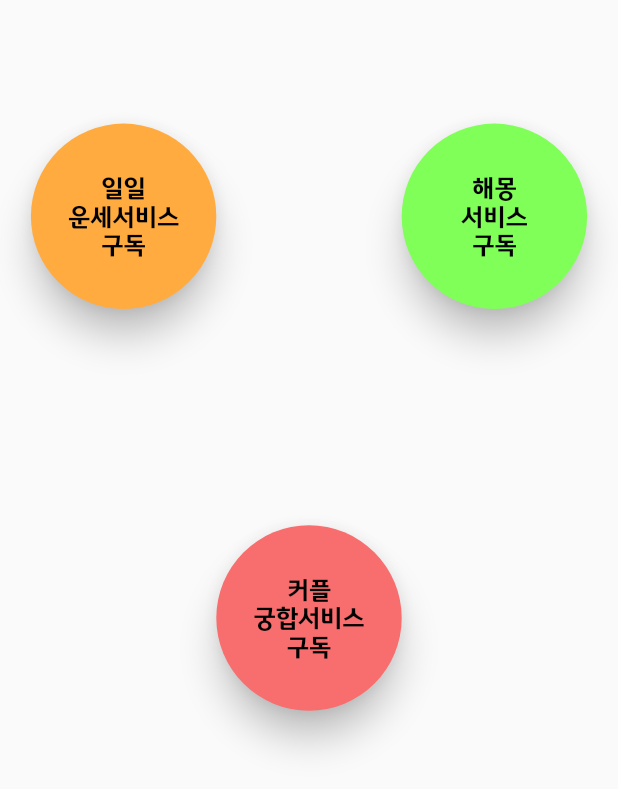
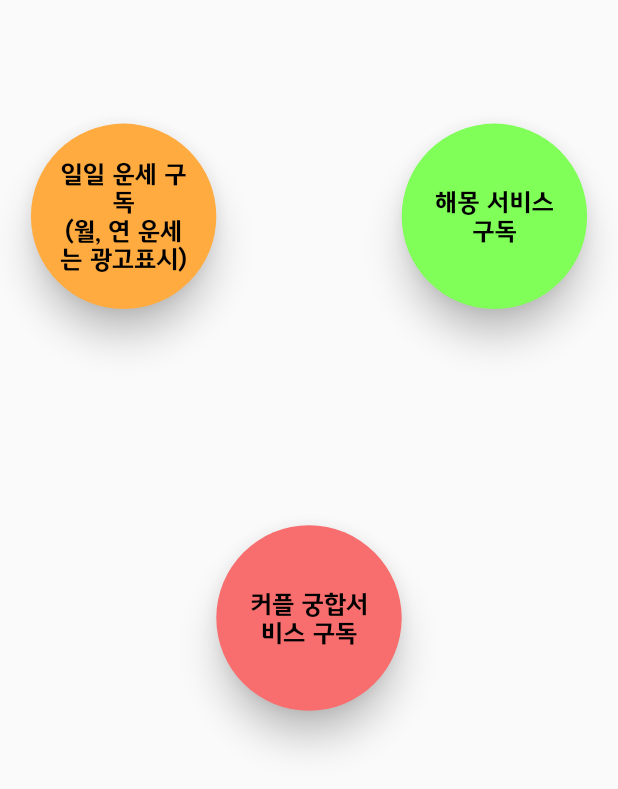
Before and after one commit to captman87/k_saju, a Flutter app: the Row_SubButton widget shown alone on an empty page, opened directly, on a phone screen of 412 x 824 dp. Shown: the top 789 px of the screen. Run offline on Flutter 3.47's test engine with Material 2 defaults, Android fonts, the phone set to English and light mode, and no system bars; our stand-ins replace convex_bottom_bar, datetime_picker_formfield, dropdown_search, firebase_auth, firebase_core, firebase_database and 7 more; missing offline and left inert: gender_picker; accounts and stored records are empty; network calls fail.

Commit message:
2022-07-11

```diff
--- a/lib/3SubPage.dart
+++ b/lib/3SubPage.dart
@@ -3,20 +3,19 @@ import 'package:flutter/material.dart';
 import 'package:sizer/sizer.dart';
 import 'main.dart';
 
-Container SubPage() {
+Container SubPage_Container() {
   return Container(
     color: Colors.white,
-    child: ListView(children: [
-      Column(
+    child: Column(
       children: [
         Row_SubButton(),
         ElevatedButton(
           onPressed: (() {}),
           style: ElevatedButton.styleFrom(
               elevation: 10,
-                backgroundColor: const Color.fromARGB(255, 235, 255, 57),
+              primary: const Color.fromARGB(255, 235, 255, 57),
               shape: const CircleBorder(),
-                fixedSize: Size.fromRadius(20.w)),
+              fixedSize: Size.fromRadius(30.w)),
           child: CustomText(
             '3 Packages All in One',
             15.sp,
@@ -26,13 +25,12 @@ Container SubPage() {
         ),
         Padding(padding: EdgeInsets.all(5.h)),
         CustomText(
-              '일일 운세 구독 서비스 = 설명\n커플 궁합 구독 서비스 = 설명\n해몽 구독 서비스 = 설명\n3 Packages All in One 서비스 = 설명',
+            '일일 운세 구독 서비스 = 설명\n\n커플 궁합 구독 서비스 = 설명\n\n해몽 구독 서비스 = 설명\n\n3 Packages All in One 서비스 = 설명',
             15.sp,
             Colors.black,
             TextAlign.start)
       ],
     ),
-    ]),
   );
 }
 
@@ -49,11 +47,11 @@ Row Row_SubButton() {
             onPressed: (() {}),
             style: ElevatedButton.styleFrom(
                 elevation: 10,
-                backgroundColor: Colors.orangeAccent,
+                primary: Colors.orangeAccent,
                 shape: const CircleBorder(),
                 fixedSize: Size.fromRadius(15.w)),
             child: CustomText(
-              '일일\n운세서비스\n구독',
+              '일일 운세 구독\n(월, 연 운세는 광고표시)',
               12.sp,
               Colors.black,
               TextAlign.center,
@@ -65,11 +63,11 @@ Row Row_SubButton() {
         onPressed: (() {}),
         style: ElevatedButton.styleFrom(
             elevation: 10,
-            backgroundColor: const Color.fromARGB(255, 248, 109, 109),
+            primary: const Color.fromARGB(255, 248, 109, 109),
             shape: const CircleBorder(),
             fixedSize: Size.fromRadius(15.w)),
         child: CustomText(
-          '커플\n궁합서비스\n구독',
+          '커플 궁합서비스 구독',
           12.sp,
           Colors.black,
           TextAlign.center,
@@ -84,11 +82,11 @@ Row Row_SubButton() {
             onPressed: (() {}),
             style: ElevatedButton.styleFrom(
                 elevation: 10,
-                backgroundColor: const Color.fromARGB(255, 127, 255, 87),
+                primary: const Color.fromARGB(255, 127, 255, 87),
                 shape: const CircleBorder(),
                 fixedSize: Size.fromRadius(15.w)),
             child: CustomText(
-              '해몽\n서비스\n구독',
+              '해몽 서비스 구독',
               12.sp,
               Colors.black,
               TextAlign.center,
--- a/lib/main.dart
+++ b/lib/main.dart
@@ -71,8 +71,8 @@ Future<void> main() async {
     print('1');
     final ref = FirebaseDatabase.instance.ref();
     dataSnapshot = await ref.get();
-    print(dataSnapshot?.value);
     dream_json = jsonDecode(jsonEncode(dataSnapshot?.value));
+    dreamDB = DreamDBList.fromJson(dream_json!);
   } else {
     print('2');
     dream_json = GetStorage().read('DREAM_DB');
--- a/pubspec.yaml
+++ b/pubspec.yaml
@@ -42,14 +42,12 @@ dependencies:
   introduction_screen: ^3.0.2
   flutter_native_splash: ^2.2.3+1
   sizer: ^2.0.15
-
+  fl_chart: ^0.55.0
   # The following adds the Cupertino Icons font to your application.
   # Use with the CupertinoIcons class for iOS style icons.
   cupertino_icons: ^1.0.2
   firebase_database: ^9.0.18
   google_sign_in: ^5.4.0
-  json_annotation: ^4.6.0
-  fl_chart: ^0.55.0
   dropdown_search: ^5.0.2
 
 dev_dependencies:
```
Also changed, not shown: pubspec.lock. Lines whose indentation alone changed are shown as unchanged.
